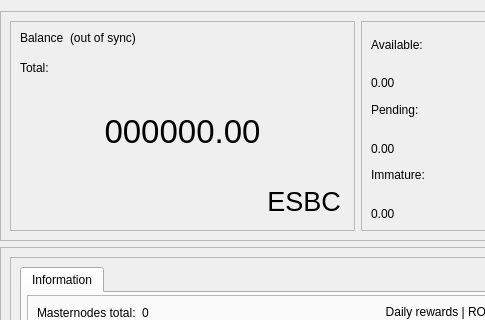
This is src/qt/forms/overviewpage.ui in decenomy/ESBC2 as Qt 5 draws it before an edit; both pictures show x 0 to 485 and y 0 to 320 of the 1067 by 600 pixel window. The edited form follows.
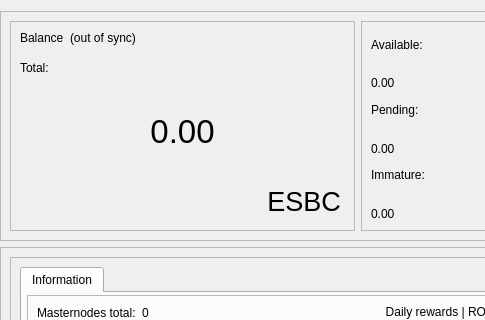
This is the edited form. Icons and pictures are not drawn.

What changed in the file:
```diff
--- a/src/qt/forms/overviewpage.ui
+++ b/src/qt/forms/overviewpage.ui
@@ -216,7 +216,7 @@
                 <bool>false</bool>
                </property>
                <property name="text">
-                <string>000000.00</string>
+                <string>0.00</string>
                </property>
                <property name="alignment">
                 <set>Qt::AlignCenter</set>
```
